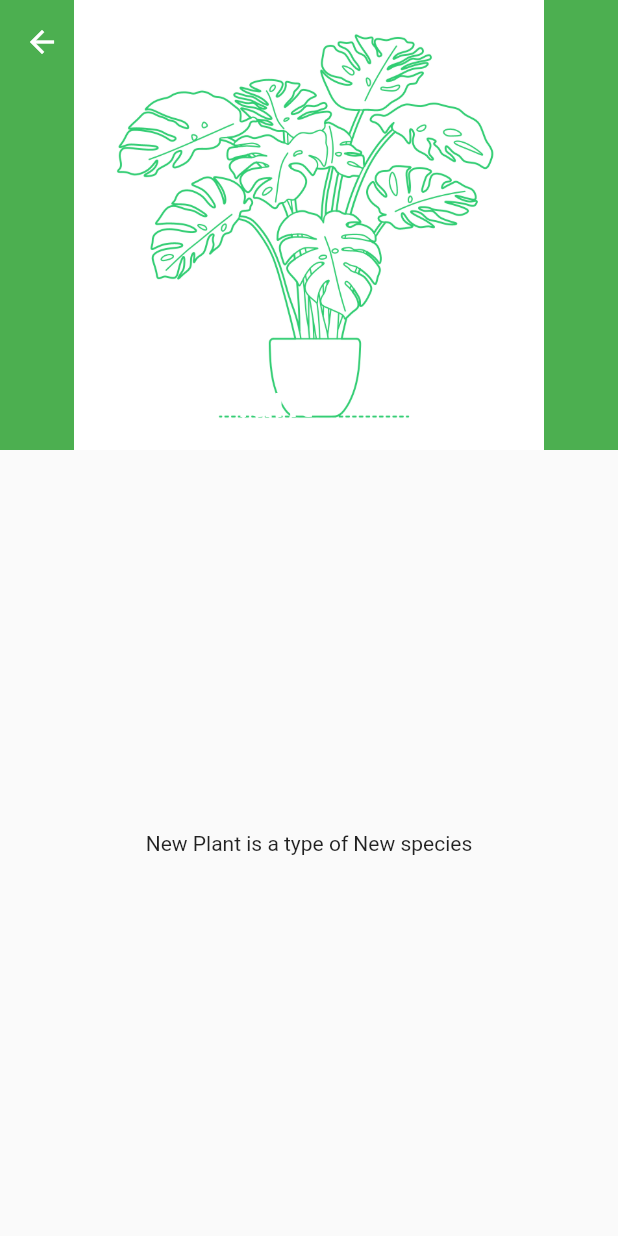
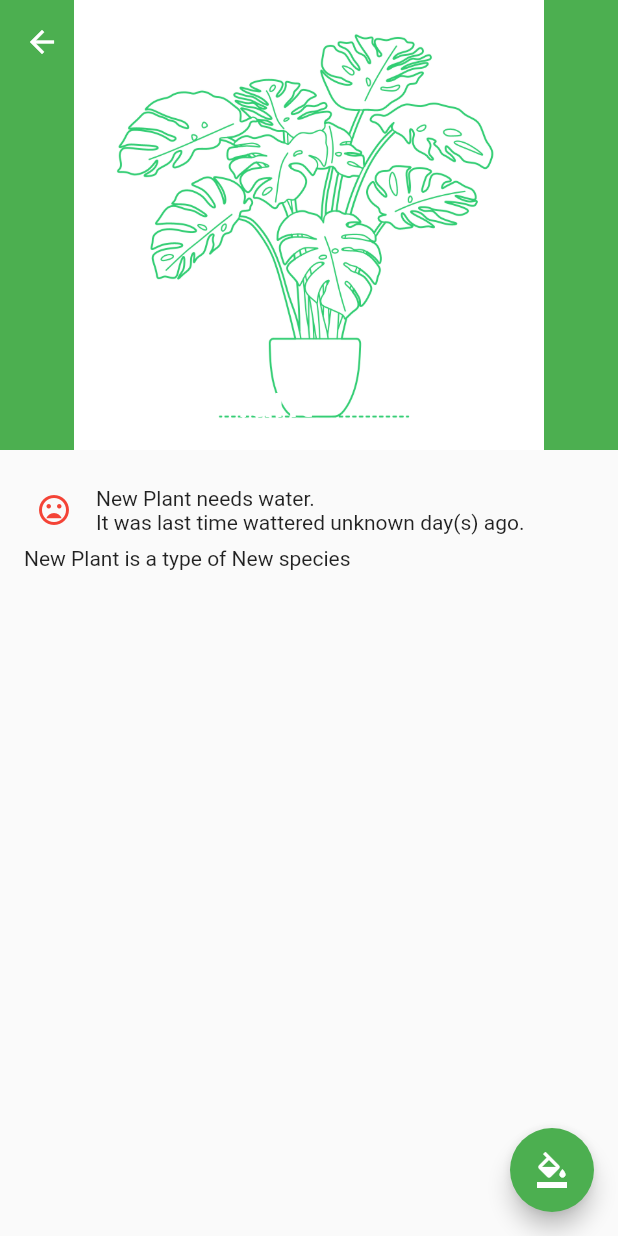
Before and after one commit to nebojsas/plant_diary, a Flutter app: the screen it shows after launch, after a tap on the "add" icon, after a tap on "New Plant", on a phone screen of 412 x 824 dp. Run offline on Flutter 3.47's test engine with Material 2 defaults, Android fonts, the light colour scheme and no system bars; our stand-ins replace bloc, flutter_bloc; network calls fail.

Commit message:
Added plant watering tracking feature.

```diff
--- a/lib/bloc/plants_bloc.dart
+++ b/lib/bloc/plants_bloc.dart
@@ -27,8 +27,7 @@ class PlantsBloc extends Bloc<PlantsEvent, PlantsState> {
       final plants = state.plants.toList();
       yield PlantsState.loading();
       await Future.delayed(Duration(milliseconds: 300));
-      yield PlantsState.loaded(
-          plants..add(event.newPlant));
+      yield PlantsState.loaded(plants..add(event.newPlant));
     } else if (event is RemovePlantsEvent) {
       final plants = state.plants.toList();
       yield PlantsState.loading();
@@ -36,6 +35,35 @@ class PlantsBloc extends Bloc<PlantsEvent, PlantsState> {
       yield plants.isEmpty
           ? PlantsState.empty()
           : PlantsState.loaded(plants..remove(event.plant));
+    } else if (event is ReplacePlantsEvent) {
+      final plants = state.plants.toList();
+      yield PlantsState.loading();
+      await Future.delayed(Duration(milliseconds: 300));
+      yield plants.isEmpty
+          ? PlantsState.empty()
+          : PlantsState.loaded(plants
+            ..remove(event.plant)
+            ..add(event.newPlant));
+    } else if (event is WaterPlantEvent) {
+      final plants = state.plants.toList();
+      yield PlantsState.loading();
+      await Future.delayed(Duration(milliseconds: 300));
+      yield plants.isEmpty
+          ? PlantsState.empty()
+          : PlantsState.loaded(plants
+            ..where((e) => e == event.plant).forEach((element) {
+              element.lastTimeWatered = DateTime.now();
+            }));
+    } else if (event is WaterAllPlantsEvent) {
+      final plants = state.plants.toList();
+      yield PlantsState.loading();
+      await Future.delayed(Duration(milliseconds: 300));
+      yield plants.isEmpty
+          ? PlantsState.empty()
+          : PlantsState.loaded(plants
+            ..forEach((element) {
+              element.lastTimeWatered = DateTime.now();
+            }));
     }
   }
 
@@ -50,4 +78,16 @@ class PlantsBloc extends Bloc<PlantsEvent, PlantsState> {
   void removePlant(Plant plant) {
     add((RemovePlantsEvent(0, plant)));
   }
+
+  void replacePlant(Plant plant, Plant newPlant) {
+    add((ReplacePlantsEvent(0, plant, newPlant)));
+  }
+
+  void waterPlant(Plant plant) {
+    add((WaterPlantEvent(0, plant)));
+  }
+
+  void waterAllPlants() {
+    add((WaterAllPlantsEvent(0)));
+  }
 }
--- a/lib/bloc/plants_event.dart
+++ b/lib/bloc/plants_event.dart
@@ -2,23 +2,39 @@
 
 import 'package:plant_diary/bloc/plants_state.dart';
 
-abstract class PlantsEvent {
-
-}
+abstract class PlantsEvent {}
 
 class LoadPlantsEvent extends PlantsEvent {
-final int userId;
+  final int userId;
   LoadPlantsEvent(this.userId);
 }
 
 class AddPlantEvent extends PlantsEvent {
-final int userId;
-final Plant newPlant;
+  final int userId;
+  final Plant newPlant;
   AddPlantEvent(this.userId, this.newPlant);
 }
 
 class RemovePlantsEvent extends PlantsEvent {
-final int userId;
-final Plant plant;
+  final int userId;
+  final Plant plant;
   RemovePlantsEvent(this.userId, this.plant);
 }
+
+class ReplacePlantsEvent extends PlantsEvent {
+  final int userId;
+  final Plant plant;
+  final Plant newPlant;
+  ReplacePlantsEvent(this.userId, this.plant, this.newPlant);
+}
+
+class WaterPlantEvent extends PlantsEvent {
+  final int userId;
+  final Plant plant;
+  WaterPlantEvent(this.userId, this.plant);
+}
+
+class WaterAllPlantsEvent extends PlantsEvent {
+  final int userId;
+  WaterAllPlantsEvent(this.userId);
+}
--- a/lib/bloc/plants_state.dart
+++ b/lib/bloc/plants_state.dart
@@ -4,12 +4,25 @@ final serverPlantList = UnmodifiableListView<Plant>([
   Plant('plant 1', 'Type 1',
       imageUrl:
           'https://hips.hearstapps.com/hmg-prod.s3.amazonaws.com/images/coffea-arabica-coffee-plant-in-a-flower-pot-royalty-free-image-909851626-1553277122.jpg?crop=1xw:0.99953xh;center,top&resize=980:*',
-      lastTimeWatered: DateTime.now().subtract(Duration(days: 2))),
-  Plant('plant 2', 'Type 1', imageUrl: 'https://hips.hearstapps.com/hmg-prod.s3.amazonaws.com/images/concept-of-home-gardening-zamioculcas-in-flowerpot-royalty-free-image-1580854121.jpg?crop=0.833xw:0.833xh;0.107xw,0.167xh&resize=980:*'),
-  Plant('plant 3', 'Type 1', imageUrl: 'https://hips.hearstapps.com/hmg-prod.s3.amazonaws.com/images/small-plant-aglaonema-in-white-pot-on-desk-royalty-free-image-1580854625.jpg?crop=0.384xw:0.868xh;0.438xw,0.132xh&resize=980:*'),
-  Plant('plant 4', 'Type 1', imageUrl: 'https://hips.hearstapps.com/hmg-prod.s3.amazonaws.com/images/corner-of-a-stylish-living-room-royalty-free-image-638859268-1553272443.jpg?crop=0.947xw:0.949xh;0.0527xw,0.0511xh&resize=980:*'),
-  Plant('plant 5', 'Type 1', imageUrl: 'https://hips.hearstapps.com/hbu.h-cdn.co/assets/17/27/1499286008-chinese-money-plant.jpg?crop=1.0xw:1xh;center,top&resize=980:*'),
-  Plant('plant 6', 'Type 1', imageUrl: 'https://hips.hearstapps.com/hmg-prod.s3.amazonaws.com/images/tender-and-unusual-string-of-pearls-weirdest-royalty-free-image-869615030-1553272264.jpg?crop=1xw:1xh;center,top&resize=980:*'),
+      lastTimeWatered: DateTime.now().subtract(Duration(days: 5))),
+  Plant('plant 2', 'Type 1',
+      imageUrl:
+          'https://hips.hearstapps.com/hmg-prod.s3.amazonaws.com/images/concept-of-home-gardening-zamioculcas-in-flowerpot-royalty-free-image-1580854121.jpg?crop=0.833xw:0.833xh;0.107xw,0.167xh&resize=980:*',
+      lastTimeWatered: DateTime.now().subtract(Duration(days: 1))),
+  Plant('plant 3', 'Type 1',
+      imageUrl:
+          'https://hips.hearstapps.com/hmg-prod.s3.amazonaws.com/images/small-plant-aglaonema-in-white-pot-on-desk-royalty-free-image-1580854625.jpg?crop=0.384xw:0.868xh;0.438xw,0.132xh&resize=980:*'),
+  Plant('plant 4', 'Type 1',
+      imageUrl:
+          'https://hips.hearstapps.com/hmg-prod.s3.amazonaws.com/images/corner-of-a-stylish-living-room-royalty-free-image-638859268-1553272443.jpg?crop=0.947xw:0.949xh;0.0527xw,0.0511xh&resize=980:*',
+      lastTimeWatered: DateTime.now().subtract(Duration(days: 1))),
+  Plant('plant 5', 'Type 1',
+      imageUrl:
+          'https://hips.hearstapps.com/hbu.h-cdn.co/assets/17/27/1499286008-chinese-money-plant.jpg?crop=1.0xw:1xh;center,top&resize=980:*',
+      lastTimeWatered: DateTime.now().subtract(Duration(days: 4))),
+  Plant('plant 6', 'Type 1',
+      imageUrl:
+          'https://hips.hearstapps.com/hmg-prod.s3.amazonaws.com/images/tender-and-unusual-string-of-pearls-weirdest-royalty-free-image-869615030-1553272264.jpg?crop=1xw:1xh;center,top&resize=980:*'),
 ]);
 
 class PlantsState {
@@ -28,12 +41,17 @@ class PlantsState {
 class Plant {
   final String name;
   final String species;
-  final DateTime lastTimeWatered;
+  DateTime lastTimeWatered;
   final String imageUrl;
-  const Plant(
+
+  Plant(
     this.name,
     this.species, {
     this.lastTimeWatered,
     this.imageUrl,
   });
+
+  bool needsWater() => lastTimeWatered == null
+      ? true
+      : DateTime.now().difference(lastTimeWatered) > Duration(days: 2);
 }
--- a/lib/main.dart
+++ b/lib/main.dart
@@ -100,6 +100,18 @@ class _MyHomePageState extends State<MyHomePage> {
         mainAxisAlignment: MainAxisAlignment.end,
         children: [
           FloatingActionButton(
+            heroTag: null,
+            mini: true,
+            isExtended: true,
+            onPressed: () {
+              context
+                  .bloc<PlantsBloc>()
+                  .waterAllPlants();
+            },
+            tooltip: 'Water All Plants',
+            child: Icon(Icons.format_color_fill),
+          ),
+          FloatingActionButton(
             isExtended: true,
             onPressed: () {
               context
--- /dev/null
+++ b/lib/plant_details_page.dart
@@ -0,0 +1,109 @@
+import 'package:flutter/material.dart';
+import 'package:flutter_bloc/flutter_bloc.dart';
+
+import 'bloc/plants_bloc.dart';
+import 'bloc/plants_state.dart';
+
+class PlantDetailsPage extends StatefulWidget {
+  final Plant plant;
+
+  const PlantDetailsPage({
+    Key key,
+    this.plant,
+  }) : super(key: key);
+
+  @override
+  _PlantDetailsPageState createState() => _PlantDetailsPageState();
+}
+
+class _PlantDetailsPageState extends State<PlantDetailsPage> {
+  static const String UNKNOWN = 'unknown';
+
+  @override
+  Widget build(BuildContext context) {
+    return Scaffold(
+      // appBar: AppBar(
+      //   // Here we take the value from the MyHomePage object that was created by
+      //   // the App.build method, and use it to set our appbar title.
+      //   title: Text(widget.plant.name),
+      // ),
+      body: CustomScrollView(
+        slivers: [
+          SliverAppBar(
+            expandedHeight: 300.0,
+            pinned: true,
+            floating: true,
+            snap: true,
+            flexibleSpace: FlexibleSpaceBar(
+                title: Text(widget.plant.name,
+                    style: TextStyle(
+                      color: Colors.white,
+                    )),
+                background: widget.plant.imageUrl != null
+                    ? Image.network(
+                        widget.plant.imageUrl,
+                        fit: BoxFit.cover,
+                      )
+                    : Image.asset(
+                        'assets/default_plant.png',
+                        fit: BoxFit.contain,
+                      )),
+          ),
+          SliverFillRemaining(
+            child: Padding(
+              padding: const EdgeInsets.all(16.0),
+              child: Column(
+                  mainAxisAlignment: MainAxisAlignment.start,
+                  crossAxisAlignment: CrossAxisAlignment.start,
+                  children: [
+                    Row(
+                      mainAxisAlignment: MainAxisAlignment.start,
+                      mainAxisSize: MainAxisSize.max,
+                      children: [
+                        Padding(
+                          padding: const EdgeInsets.all(8.0),
+                          child: widget.plant.needsWater()
+                              ? Icon(
+                                  Icons.mood_bad,
+                                  color: Colors.red,
+                                )
+                              : Icon(
+                                  Icons.mood,
+                                  color: Colors.green,
+                                ),
+                        ),
+                        Flexible(
+                          child: Container(
+                            padding: const EdgeInsets.all(8.0),
+                            child: Text(widget.plant.needsWater()
+                                ? '${widget.plant.name} needs water.\nIt was last time wattered ${widget.plant.lastTimeWatered?.difference(DateTime.now())?.abs()?.inDays ?? UNKNOWN} day(s) ago.'
+                                : '${widget.plant.name} is happy.\nIt was last time wattered ${widget.plant.lastTimeWatered?.difference(DateTime.now())?.abs()?.inDays ?? UNKNOWN} day(s) ago.'),
+                          ),
+                        ),
+                      ],
+                    ),
+                    Text(
+                        '${widget.plant.name} is a type of ${widget.plant.species}'),
+                  ]),
+            ),
+          ),
+        ],
+      ),
+      floatingActionButton: BlocConsumer<PlantsBloc, PlantsState>(
+        builder: (context, state) => Visibility(
+          visible: widget.plant.needsWater(),
+          child: FloatingActionButton(
+            heroTag: widget.plant,
+            isExtended: true,
+            onPressed: () {
+              context.bloc<PlantsBloc>().waterPlant(widget.plant);
+            },
+            tooltip: 'Add',
+            child: Icon(Icons.format_color_fill),
+          ),
+        ),
+        listener: (context, state) => {},
+      ),
+    );
+  }
+}
--- a/lib/plant_item_tile.dart
+++ b/lib/plant_item_tile.dart
@@ -1,8 +1,7 @@
 import 'package:flutter/material.dart';
-import 'package:flutter_bloc/flutter_bloc.dart';
-import 'package:plant_diary/bloc/plants_bloc.dart';
 
 import 'bloc/plants_state.dart';
+import 'plant_details_page.dart';
 
 class PlantItemTile extends StatelessWidget {
   final Plant plant;
@@ -45,16 +44,25 @@ class PlantItemTile extends StatelessWidget {
           trailing: Column(
             mainAxisAlignment: MainAxisAlignment.spaceAround,
             children: [
-              IconButton(
-                color: Colors.grey,
-                focusColor: Colors.redAccent,
-                icon: Icon(
-                  Icons.delete,
-                ),
-                onPressed: () {
-                  buildContext.bloc<PlantsBloc>().removePlant(plant);
-                },
-              ),
+              plant.needsWater()
+                  ? Icon(
+                      Icons.mood_bad,
+                      color: Colors.red,
+                    )
+                  : Icon(
+                      Icons.mood,
+                      color: Colors.green,
+                    ),
+              // IconButton(
+              //   color: Colors.grey,
+              //   focusColor: Colors.redAccent,
+              //   icon: Icon(
+              //     Icons.delete,
+              //   ),
+              //   onPressed: () {
+              //     buildContext.bloc<PlantsBloc>().removePlant(plant);
+              //   },
+              // ),
             ],
           ),
           onTap: () {
@@ -70,58 +78,3 @@ class PlantItemTile extends StatelessWidget {
     );
   }
 }
-
-class PlantDetailsPage extends StatefulWidget {
-  final Plant plant;
-
-  const PlantDetailsPage({
-    Key key,
-    this.plant,
-  }) : super(key: key);
-
-  @override
-  _PlantDetailsPageState createState() => _PlantDetailsPageState();
-}
-
-class _PlantDetailsPageState extends State<PlantDetailsPage> {
-  @override
-  Widget build(BuildContext context) {
-    return Scaffold(
-      // appBar: AppBar(
-      //   // Here we take the value from the MyHomePage object that was created by
-      //   // the App.build method, and use it to set our appbar title.
-      //   title: Text(widget.plant.name),
-      // ),
-      body: CustomScrollView(
-        slivers: [
-          SliverAppBar(
-            expandedHeight: 300.0,
-            pinned: true,
-            floating: true,
-            snap: true,
-            flexibleSpace: FlexibleSpaceBar(
-                title: Text(widget.plant.name,
-                    style: TextStyle(
-                      color: Colors.white,
-                    )),
-                background: widget.plant.imageUrl != null
-                    ? Image.network(
-                        widget.plant.imageUrl,
-                        fit: BoxFit.cover,
-                      )
-                    : Image.asset(
-                        'assets/default_plant.png',
-                        fit: BoxFit.contain,
-                      )),
-          ),
-          SliverFillRemaining(
-            child: Center(
-              child: Text(
-                  '${widget.plant.name} is a type of ${widget.plant.species}'),
-            ),
-          ),
-        ],
-      ),
-    );
-  }
-}
```
